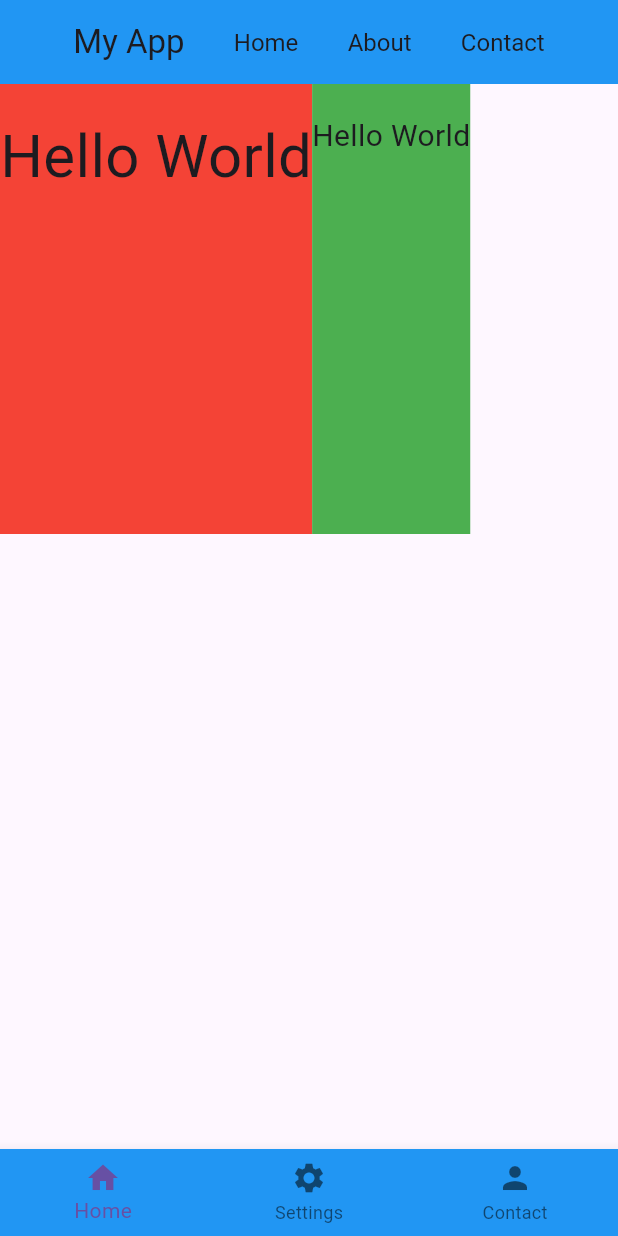
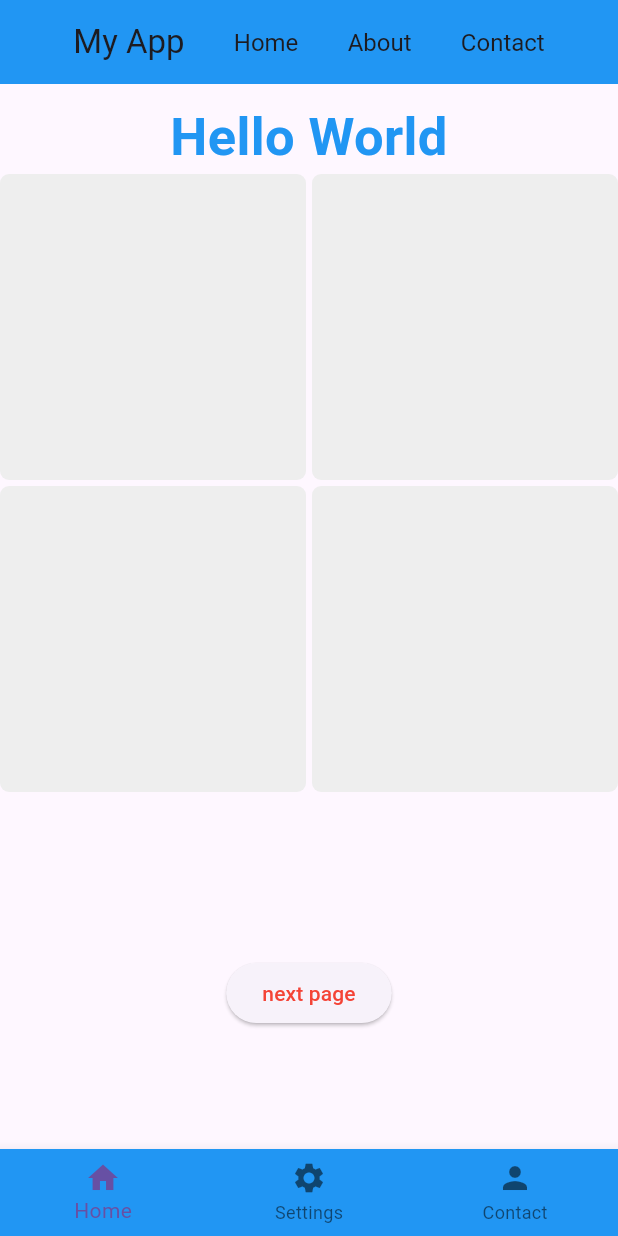
Before and after one commit to Rosesarah15/first_app, a Flutter app: the screen it shows after launch, on a phone screen of 412 x 824 dp. Run offline on Flutter 3.47's test engine with Material 3 defaults, Android fonts, the phone set to English and light mode, and no system bars.

```diff
--- a/lib/hello_world.dart
+++ b/lib/hello_world.dart
@@ -1,3 +1,4 @@
+import 'package:first_app/flutter_layout_demo.dart';
 import 'package:flutter/material.dart';
 
 // void main() {
@@ -27,29 +28,53 @@ class MyApp extends StatelessWidget {
           ),
           backgroundColor: Colors.blue,
         ),
-        body: Row(
+        body: Column(
+          crossAxisAlignment: CrossAxisAlignment.center,
           children: [
             Container(
-              padding: EdgeInsets.only(top: 20),
-              decoration: BoxDecoration(
-                color: Colors.red,
+              margin: const EdgeInsets.only(top: 10),
+              decoration: const BoxDecoration(),
+              child: const Text(
+                'Hello World',
+                style: TextStyle(
+                    fontSize: 35,
+                    fontWeight: FontWeight.bold,
+                    color: Colors.blue),
+                textAlign: TextAlign.center,
               ),
-              child: Text(
-                'Hello World',
-                style: TextStyle(fontSize: 40),
-              ),
-              height: 300,
             ),
-            Container(
-              padding: EdgeInsets.only(top: 20),
-              decoration: BoxDecoration(
-                color: Colors.green,
-              ),
-              child: Text(
-                'Hello World',
-                style: TextStyle(fontSize: 20),
-              ),
-              height: 300,
+            Expanded(
+              child: GridView.builder(
+                  gridDelegate: const SliverGridDelegateWithFixedCrossAxisCount(
+                    crossAxisCount: 2,
+                    crossAxisSpacing: 4.0,
+                    mainAxisSpacing: 4.0,
+                  ),
+                  itemCount: 4,
+                  itemBuilder: (BuildContext context, int index) {
+                    return Container(
+                        decoration: BoxDecoration(
+                      color: Colors.grey[200],
+                      borderRadius: BorderRadius.circular(6.0),
+                    ));
+                  }),
+            ),
+            Builder(builder: (context) {
+              return ElevatedButton(
+                  onPressed: () {
+                    print('button pressed');
+                    Navigator.push(
+                        context,
+                        MaterialPageRoute(
+                            builder: (context) => const OtherPage()));
+                  },
+                  child: const Text(
+                    'next page',
+                    style: TextStyle(color: Colors.red),
+                  ));
+            }),
+            const SizedBox(
+              height: 80,
             ),
           ],
         ),
--- a/lib/main.dart
+++ b/lib/main.dart
@@ -1,5 +1,6 @@
 import 'package:flutter/material.dart';
 import 'package:first_app/hello_world.dart';
+
 
 void main() {
   runApp(const MyApp());
```
Also changed, not shown: lib/flutter_layout_demo.dart (added, +224 -0 lines), 2 other files.
